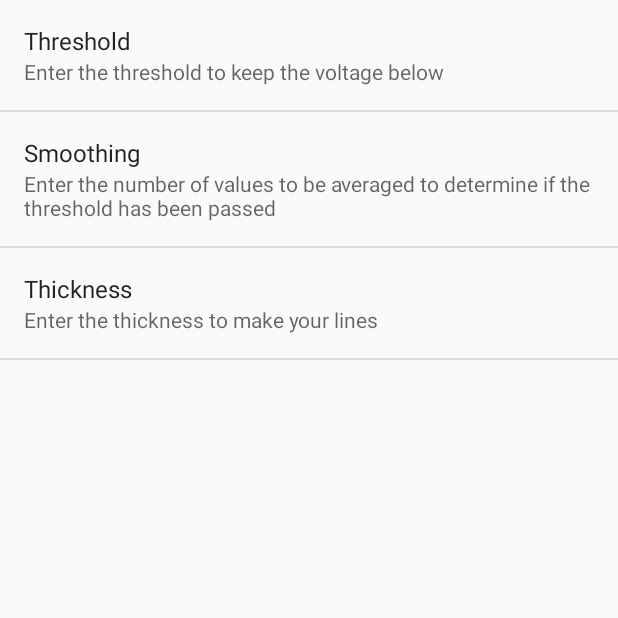
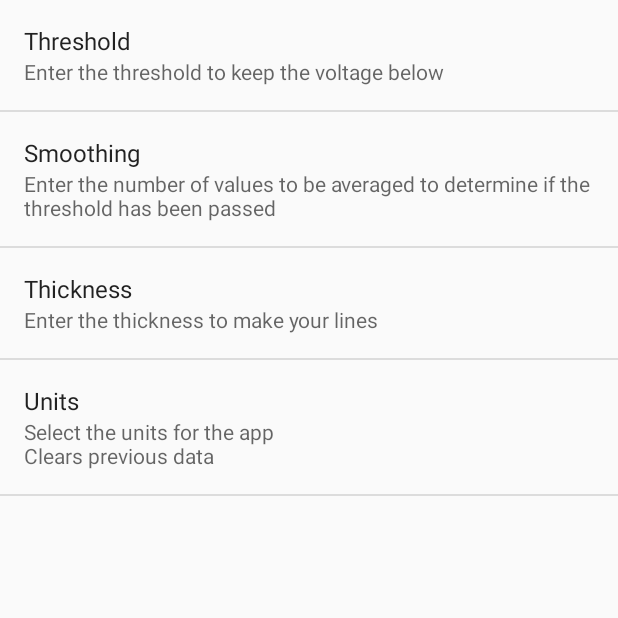
Before and after one commit to Jschmuckler/PINSEDL, an Android app: the SettingsActivity screen opened directly, with no data from a screen before it, on a phone screen of 412 x 824 dp, the top half of it. Run offline under Robolectric (Android 15) with nearby library versions, the phone set to English and light mode, and no system bars.

Commit message:
Added support for changing the units between volts, millivolts, and kilovolts.

```diff
--- a/app/src/main/java/com/example/owner/pins/SettingsActivity.java
+++ b/app/src/main/java/com/example/owner/pins/SettingsActivity.java
@@ -44,4 +44,5 @@ public class SettingsActivity extends Activity {
         }
     }
 
+
 }
--- a/app/src/main/res/values/arrays.xml
+++ b/app/src/main/res/values/arrays.xml
@@ -7,5 +7,15 @@
         <item>Series 4</item>
     </string-array>
 
+    <string-array name="UnitNames">
+        <item>Millivolts</item>
+        <item>Volts</item>
+        <item>Kilovolts</item>
+    </string-array>
 
+    <string-array name="UnitConversions">
+        <item>1000</item>
+        <item>1</item>
+        <item>.001</item>
+    </string-array>
 </resources>
--- a/app/src/main/res/xml/preferences.xml
+++ b/app/src/main/res/xml/preferences.xml
@@ -7,7 +7,7 @@
         android:title="Threshold"
         android:summary="Enter the threshold to keep the voltage below"
         android:inputType="numberDecimal"
-        android:maxLength="4"
+        android:maxLength="6"
         android:defaultValue="1.5"
         />
 
@@ -29,4 +29,11 @@
         android:defaultValue="10"
         />
 
+    <ListPreference
+        android:key="UNIT"
+        android:title ="Units"
+        android:summary="Select the units for the app\nClears previous data"
+        android:entries="@array/UnitNames"
+        android:entryValues="@array/UnitConversions"
+        android:defaultValue="1"/>
 </PreferenceScreen>
```
Also changed, not shown: app/src/main/java/com/example/owner/pins/MainActivity.java (+43 -10 lines).
